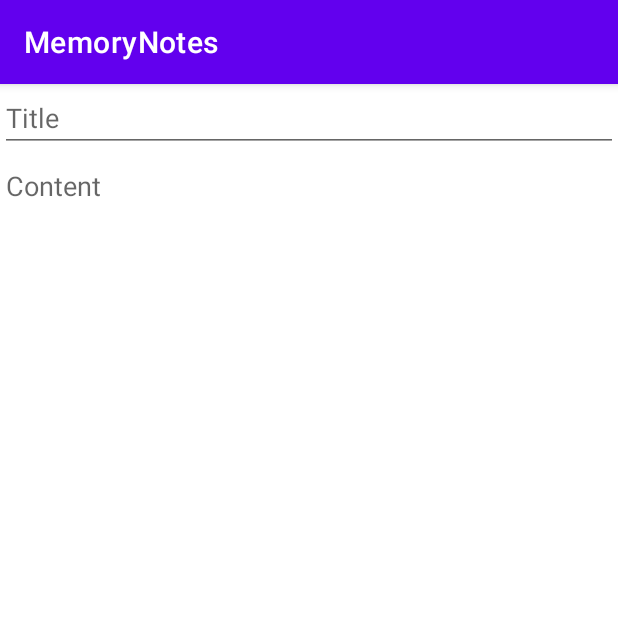
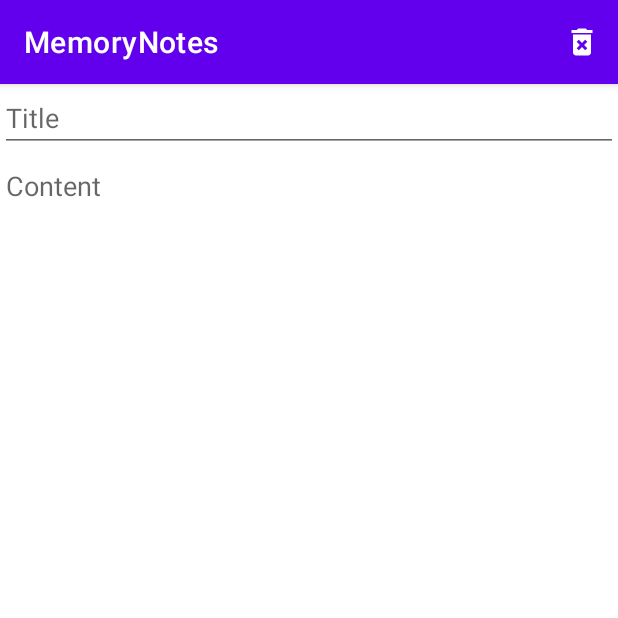
Before and after one commit to preepramdev/Memorynotes, an Android app: the screen it shows after launch (MainActivity), after a tap on an icon or button, on a phone screen of 412 x 824 dp, the top half of it. Run offline under Robolectric (Android 15) with nearby library versions, the phone set to English and light mode, and no system bars; our stand-ins replace Room's generated code.

Commit message:
Delete note database call

```diff
--- a/app/src/main/java/com/pram/memorynotes/presentation/NoteFragment.kt
+++ b/app/src/main/java/com/pram/memorynotes/presentation/NoteFragment.kt
@@ -1,11 +1,11 @@
 package com.pram.memorynotes.presentation
 
+import android.app.AlertDialog
 import android.content.Context.INPUT_METHOD_SERVICE
+import android.content.DialogInterface
 import android.os.Bundle
+import android.view.*
 import androidx.fragment.app.Fragment
-import android.view.LayoutInflater
-import android.view.View
-import android.view.ViewGroup
 import android.view.inputmethod.InputMethodManager
 import android.widget.TextView
 import android.widget.Toast
@@ -22,6 +22,11 @@ class NoteFragment : Fragment() {
     private var noteId = 0L
     private lateinit var viewModel: NoteViewModel
     private var currentNote = Note("", "", 0L, 0L)
+
+    override fun onCreate(savedInstanceState: Bundle?) {
+        super.onCreate(savedInstanceState)
+        setHasOptionsMenu(true)
+    }
 
     override fun onCreateView(
         inflater: LayoutInflater, container: ViewGroup?,
@@ -86,4 +91,29 @@ class NoteFragment : Fragment() {
         val imm = context?.getSystemService(INPUT_METHOD_SERVICE) as InputMethodManager
         imm.hideSoftInputFromWindow(titleView.windowToken, 0)
     }
+
+    override fun onCreateOptionsMenu(menu: Menu, inflater: MenuInflater) {
+        inflater.inflate(R.menu.note_menu, menu)
+        super.onCreateOptionsMenu(menu, inflater)
+    }
+
+    override fun onOptionsItemSelected(item: MenuItem): Boolean {
+        when (item.itemId) {
+            R.id.deleteNote -> {
+                if (context != null && noteId != 0L) {
+                    AlertDialog.Builder(context)
+                        .setTitle("Delete note")
+                        .setMessage("Are you sure you want to delete this note? ")
+                        .setPositiveButton("Yes") {dialog: DialogInterface?, which: Int ->
+                            viewModel.deleteNote(currentNote)
+                        }
+                        .setNegativeButton("Cancel") {dialog: DialogInterface?, which: Int ->  }
+                        .create()
+                        .show()
+                }
+            }
+        }
+
+        return true
+    }
 }
--- /dev/null
+++ b/app/src/main/res/drawable/ic_delete.xml
@@ -0,0 +1,10 @@
+<vector xmlns:android="http://schemas.android.com/apk/res/android"
+    android:width="24dp"
+    android:height="24dp"
+    android:viewportWidth="24"
+    android:viewportHeight="24"
+    android:tint="?attr/colorControlNormal">
+  <path
+      android:fillColor="@android:color/white"
+      android:pathData="M6,19c0,1.1 0.9,2 2,2h8c1.1,0 2,-0.9 2,-2L18,7L6,7v12zM8.46,11.88l1.41,-1.41L12,12.59l2.12,-2.12 1.41,1.41L13.41,14l2.12,2.12 -1.41,1.41L12,15.41l-2.12,2.12 -1.41,-1.41L10.59,14l-2.13,-2.12zM15.5,4l-1,-1h-5l-1,1L5,4v2h14L19,4z"/>
+</vector>
--- /dev/null
+++ b/app/src/main/res/menu/note_menu.xml
@@ -0,0 +1,9 @@
+<?xml version="1.0" encoding="utf-8"?>
+<menu xmlns:android="http://schemas.android.com/apk/res/android"
+    xmlns:app="http://schemas.android.com/apk/res-auto">
+    <item
+        android:id="@+id/deleteNote"
+        android:icon="@drawable/ic_delete"
+        android:title="Delete note"
+        app:showAsAction="always" />
+</menu>
```
Also changed, not shown: app/src/main/java/com/pram/memorynotes/framework/NoteViewModel.kt (+8 -1 lines).
